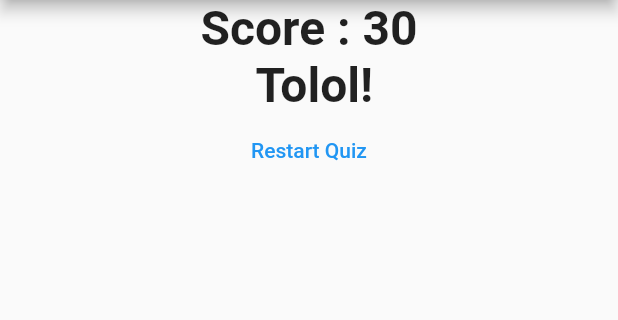
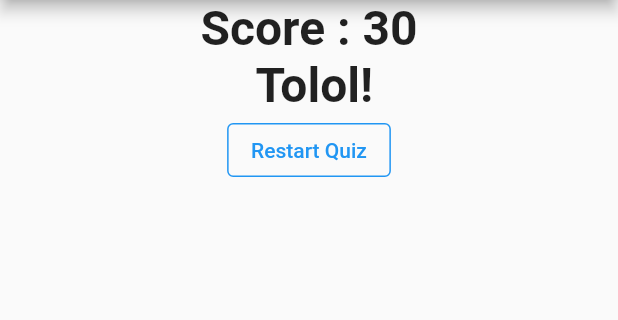
Before and after one commit to naufalakmal/belajar_flutter, a Flutter app: the screen it shows after launch, after a tap on "Figma", after a tap on "byte", after a tap on "Vladimir Puttin", on a phone screen of 412 x 824 dp, the part 84-404 px from its top. Run offline on Flutter 3.47's test engine with Material 2 defaults, Android fonts, the phone set to English and light mode, and no system bars.

Commit message:
outlined button

```diff
--- a/lib/result.dart
+++ b/lib/result.dart
@@ -32,9 +32,10 @@ class Result extends StatelessWidget {
             style: TextStyle(fontSize: 32, fontWeight: FontWeight.bold),
             textAlign: TextAlign.center,
           ),
-          FlatButton(
+          OutlinedButton(
+            style: OutlinedButton.styleFrom(
+                primary: Colors.blue, side: BorderSide(color: Colors.blue)),
             child: Text('Restart Quiz'),
-            textColor: Colors.blue,
             onPressed: resetHandler,
           ),
         ],
```
